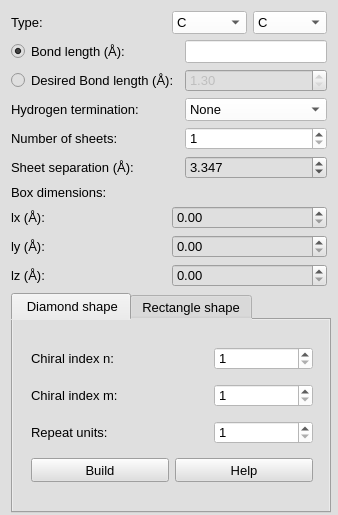
nasimanousheh/furious-atoms, file furiousatoms/forms/graphene.ui: the form before one commit.
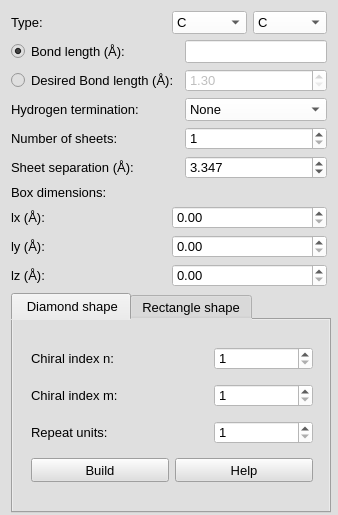
The form after the commit.

Commit message: Changed the color of stylesheet to white

```diff
--- a/furiousatoms/forms/graphene.ui
+++ b/furiousatoms/forms/graphene.ui
@@ -183,6 +183,9 @@
          <pointsize>10</pointsize>
         </font>
        </property>
+       <property name="styleSheet">
+        <string notr="true">background-color: rgb(255, 255, 255);</string>
+       </property>
        <property name="minimum">
         <double>1.300000000000000</double>
        </property>
@@ -283,6 +286,9 @@
          <pointsize>10</pointsize>
         </font>
        </property>
+       <property name="styleSheet">
+        <string notr="true">background-color: rgb(255, 255, 255);</string>
+       </property>
        <property name="decimals">
         <number>3</number>
        </property>
@@ -348,6 +354,9 @@
          <pointsize>10</pointsize>
         </font>
        </property>
+       <property name="styleSheet">
+        <string notr="true">background-color: rgb(255, 255, 255);</string>
+       </property>
        <property name="decimals">
         <number>2</number>
        </property>
@@ -375,6 +384,9 @@
          <pointsize>10</pointsize>
         </font>
        </property>
+       <property name="styleSheet">
+        <string notr="true">background-color: rgb(255, 255, 255);</string>
+       </property>
        <property name="decimals">
         <number>2</number>
        </property>
@@ -402,6 +414,9 @@
          <pointsize>10</pointsize>
         </font>
        </property>
+       <property name="styleSheet">
+        <string notr="true">background-color: rgb(255, 255, 255);</string>
+       </property>
        <property name="decimals">
         <number>2</number>
        </property>
```
The commit also changes 5 other files.
